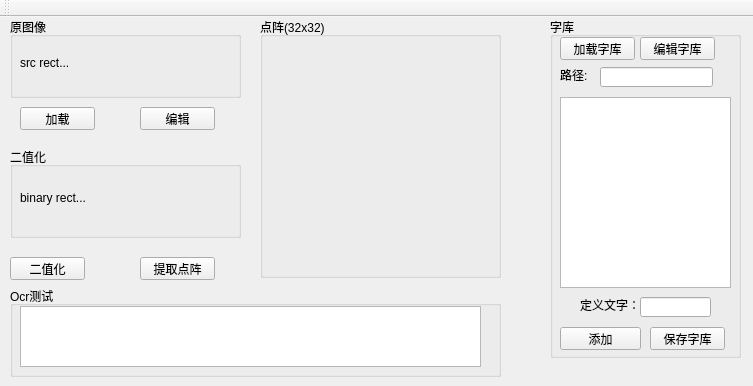
First picture: the form in Tool/Tool.ui, repository WallBreaker2/op, before the edit.
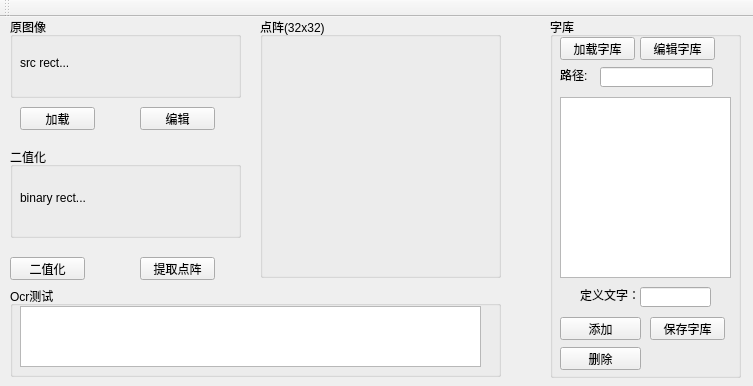
Second picture: the form after the edit.

```diff
--- a/Tool/Tool.ui
+++ b/Tool/Tool.ui
@@ -111,7 +111,7 @@
       <x>550</x>
       <y>0</y>
       <width>191</width>
-      <height>341</height>
+      <height>361</height>
      </rect>
     </property>
     <property name="title">
@@ -123,7 +123,7 @@
        <x>10</x>
        <y>80</y>
        <width>171</width>
-       <height>191</height>
+       <height>181</height>
       </rect>
      </property>
     </widget>
@@ -131,7 +131,7 @@
      <property name="geometry">
       <rect>
        <x>10</x>
-       <y>310</y>
+       <y>300</y>
        <width>81</width>
        <height>23</height>
       </rect>
@@ -144,7 +144,7 @@
      <property name="geometry">
       <rect>
        <x>90</x>
-       <y>280</y>
+       <y>270</y>
        <width>71</width>
        <height>20</height>
       </rect>
@@ -157,7 +157,7 @@
      <property name="geometry">
       <rect>
        <x>30</x>
-       <y>280</y>
+       <y>270</y>
        <width>60</width>
        <height>16</height>
       </rect>
@@ -183,7 +183,7 @@
      <property name="geometry">
       <rect>
        <x>100</x>
-       <y>310</y>
+       <y>300</y>
        <width>75</width>
        <height>23</height>
       </rect>
@@ -231,6 +231,19 @@
       <string>路径:</string>
      </property>
     </widget>
+    <widget class="QPushButton" name="pushButton_6">
+     <property name="geometry">
+      <rect>
+       <x>10</x>
+       <y>330</y>
+       <width>81</width>
+       <height>23</height>
+      </rect>
+     </property>
+     <property name="text">
+      <string>删除</string>
+     </property>
+    </widget>
    </widget>
    <widget class="QPushButton" name="pushButton_4">
     <property name="geometry">
```
